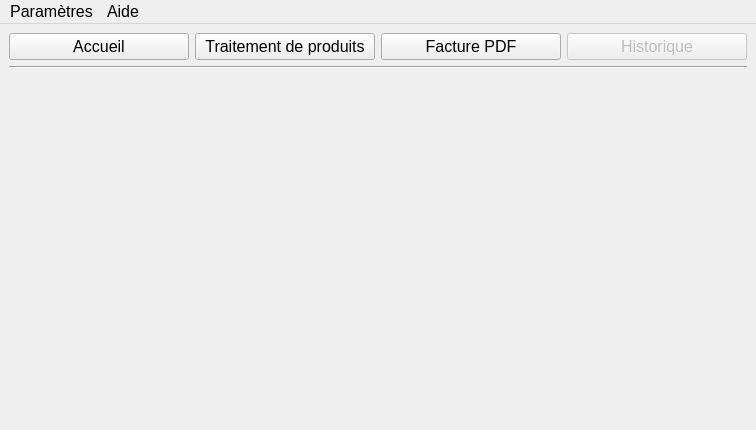
First picture: the form in gui/mainwindow.ui, repository WallaceVBB/Cantine-EGalim, before the edit.
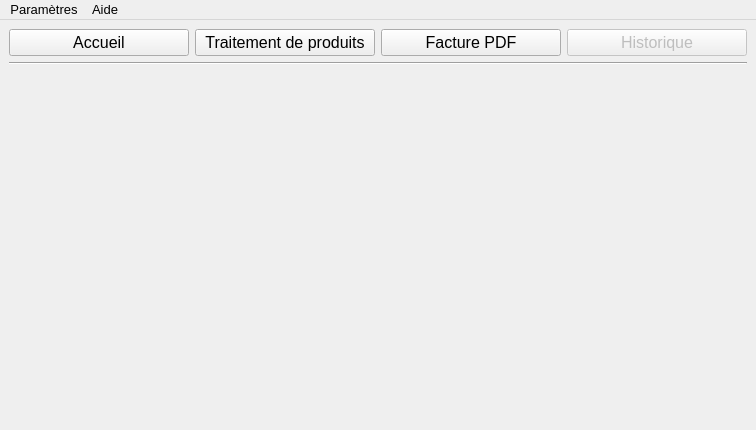
Second picture: the form after the edit.

Commit message: Update UIs : ConvertisseurPDF_selecteur, Accueil, mainwindow, Traitement_selecteur Modify utils to new release 0.1.3

Patch:
```diff
--- a/gui/mainwindow.ui
+++ b/gui/mainwindow.ui
@@ -135,13 +135,19 @@
      <x>0</x>
      <y>0</y>
      <width>756</width>
-     <height>27</height>
+     <height>22</height>
     </rect>
    </property>
+   <property name="maximumSize">
+    <size>
+     <width>16777215</width>
+     <height>22</height>
+    </size>
+   </property>
    <property name="font">
     <font>
      <family>Segoe UI</family>
-     <pointsize>12</pointsize>
+     <pointsize>10</pointsize>
      <italic>false</italic>
      <bold>false</bold>
      <underline>false</underline>
@@ -151,6 +157,9 @@
    <property name="autoFillBackground">
     <bool>false</bool>
    </property>
+   <property name="styleSheet">
+    <string notr="true"/>
+   </property>
    <property name="defaultUp">
     <bool>false</bool>
    </property>
```
The commit also changes 4 other files.
